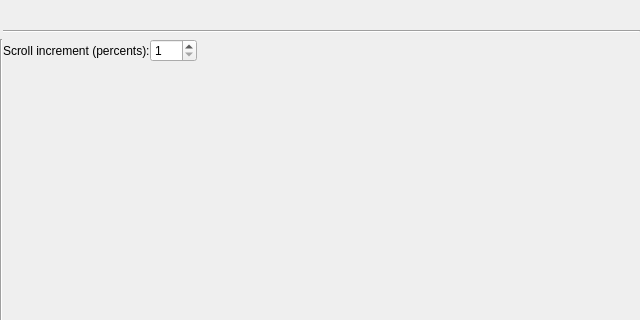
Old version of the form ui/abstracttextguisettings.ui in the repository snip89/wsnsim-postprocessor; both pictures show x 0 to 640 and y 0 to 320 of the 640 by 480 pixel window.
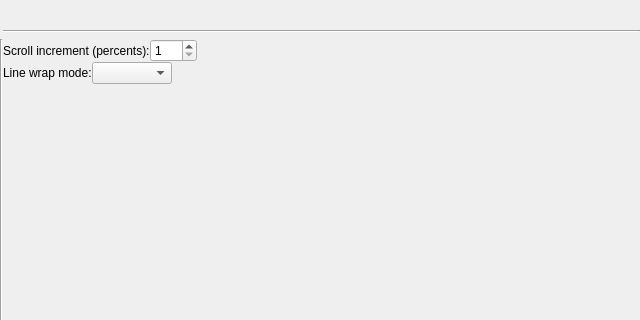
New version of the form.

Commit message: line wrap mode settings implemented

Patch:
```diff
--- a/ui/abstracttextguisettings.ui
+++ b/ui/abstracttextguisettings.ui
@@ -88,7 +88,7 @@
        </item>
       </layout>
      </item>
-     <item row="1" column="0">
+     <item row="2" column="0">
       <spacer name="verticalSpacer">
        <property name="orientation">
         <enum>Qt::Vertical</enum>
@@ -141,6 +141,58 @@
        </item>
       </layout>
      </item>
+     <item row="1" column="0">
+      <layout class="QGridLayout" name="gridLayout_3">
+       <item row="0" column="0">
+        <widget class="QLabel" name="label">
+         <property name="sizePolicy">
+          <sizepolicy hsizetype="Fixed" vsizetype="Preferred">
+           <horstretch>0</horstretch>
+           <verstretch>0</verstretch>
+          </sizepolicy>
+         </property>
+         <property name="text">
+          <string>Line wrap mode:</string>
+         </property>
+        </widget>
+       </item>
+       <item row="0" column="1">
+        <widget class="QComboBox" name="lineWrapComboBox">
+         <property name="sizePolicy">
+          <sizepolicy hsizetype="Fixed" vsizetype="Fixed">
+           <horstretch>0</horstretch>
+           <verstretch>0</verstretch>
+          </sizepolicy>
+         </property>
+         <property name="minimumSize">
+          <size>
+           <width>80</width>
+           <height>0</height>
+          </size>
+         </property>
+         <property name="maximumSize">
+          <size>
+           <width>80</width>
+           <height>16777215</height>
+          </size>
+         </property>
+        </widget>
+       </item>
+       <item row="0" column="2">
+        <spacer name="horizontalSpacer_3">
+         <property name="orientation">
+          <enum>Qt::Horizontal</enum>
+         </property>
+         <property name="sizeHint" stdset="0">
+          <size>
+           <width>40</width>
+           <height>20</height>
+          </size>
+         </property>
+        </spacer>
+       </item>
+      </layout>
+     </item>
     </layout>
    </item>
    <item row="2" column="0">
```
Left out of the diff: 2 changed lines with no effect on the pictures. The commit also changes 5 other files.
